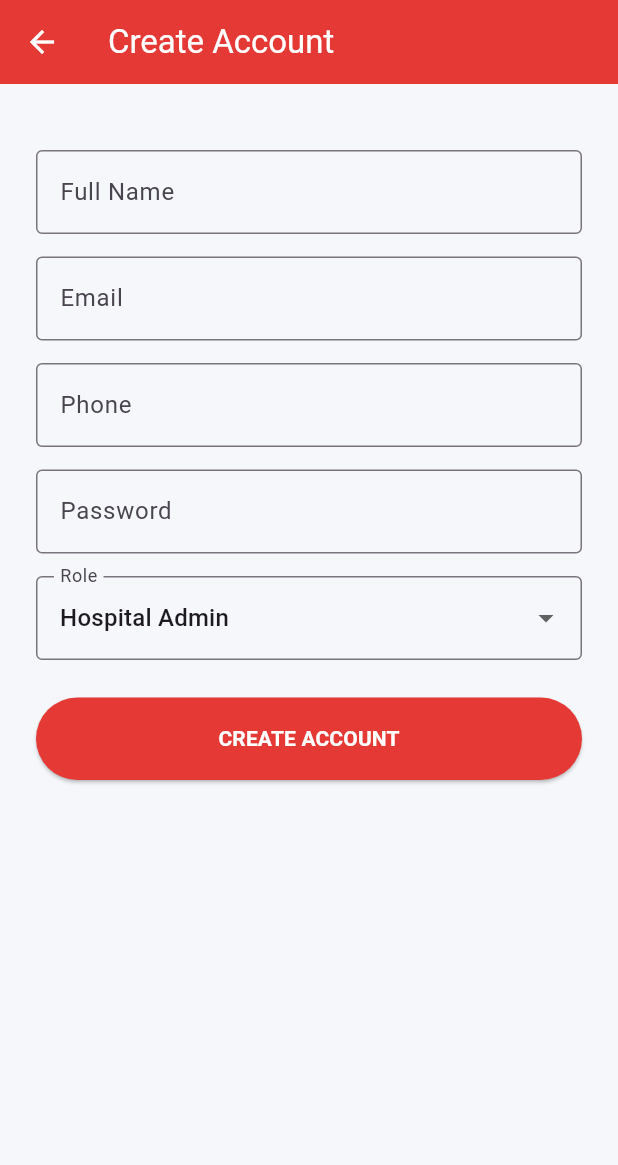
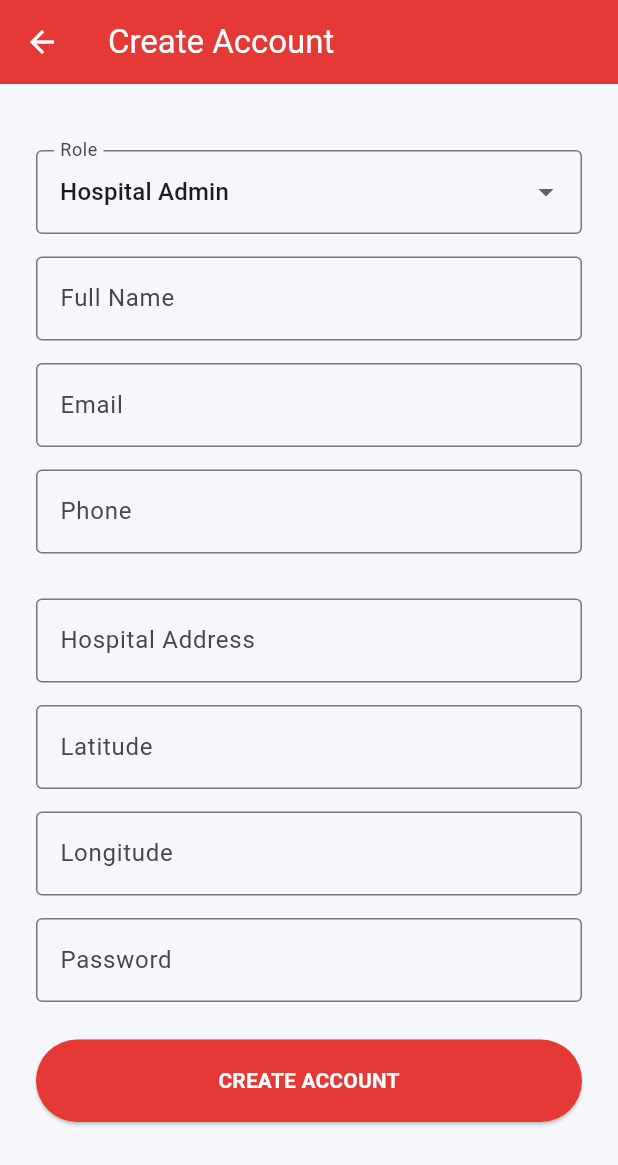
Before and after one commit to himanshu-1629/Green-corridor-CC-HLP-, a Flutter app: the RegisterScreen screen opened directly, on a phone screen of 412 x 824 dp. Shown: the top 1165 px of the screen. Run offline on Flutter 3.47's test engine with Material 3 defaults, Android fonts, the phone set to English and light mode, and no system bars; our stand-ins replace supabase_flutter; accounts and stored records are empty.

Commit message:
Added hospital geolocation support

```diff
--- a/lib/screens/auth_gate.dart
+++ b/lib/screens/auth_gate.dart
@@ -1,7 +1,6 @@
 import 'package:flutter/material.dart';
 import 'package:supabase_flutter/supabase_flutter.dart';
-import 'forgot_password_screen.dart';
-import 'login_screen.dart';
+
 import 'hospital_dashboard.dart';
 import 'driver_dashboard.dart';
 import 'super_admin_dashboard.dart';
--- a/lib/screens/register_screen.dart
+++ b/lib/screens/register_screen.dart
@@ -13,13 +13,44 @@ class _RegisterScreenState extends State<RegisterScreen> {
   final emailController = TextEditingController();
   final phoneController = TextEditingController();
   final passwordController = TextEditingController();
+final addressController = TextEditingController();
 
+final latitudeController = TextEditingController();
+
+final longitudeController = TextEditingController();
   String selectedRole = "Hospital Admin";
 
   bool isLoading = false;
 
   Future<void> registerUser() async {
     try {
+      if (selectedRole == "Hospital Admin") {
+  if (addressController.text.trim().isEmpty ||
+      latitudeController.text.trim().isEmpty ||
+      longitudeController.text.trim().isEmpty) {
+    ScaffoldMessenger.of(context).showSnackBar(
+      const SnackBar(
+        content: Text(
+          "Please enter hospital location details",
+        ),
+      ),
+    );
+    return;
+  }
+   if (double.tryParse(latitudeController.text.trim()) == null ||
+      double.tryParse(longitudeController.text.trim()) == null) {
+    ScaffoldMessenger.of(context).showSnackBar(
+      const SnackBar(
+        content: Text(
+          "Latitude and Longitude must be valid numbers",
+        ),
+      ),
+    );
+    return;
+  }
+}
+
+
       setState(() {
         isLoading = true;
       });
@@ -42,8 +73,19 @@ class _RegisterScreenState extends State<RegisterScreen> {
   'email': emailController.text.trim(),
   'phone': phoneController.text.trim(),
   'role': selectedRole,
+
+  'address': selectedRole == "Hospital Admin"
+      ? addressController.text.trim()
+      : null,
+
+  'latitude': selectedRole == "Hospital Admin"
+      ? double.tryParse(latitudeController.text.trim())
+      : null,
+
+  'longitude': selectedRole == "Hospital Admin"
+      ? double.tryParse(longitudeController.text.trim())
+      : null,
 });
-
       if (mounted) {
         ScaffoldMessenger.of(context).showSnackBar(
           const SnackBar(
@@ -83,6 +125,30 @@ class _RegisterScreenState extends State<RegisterScreen> {
         child: Column(
           children: [
             const SizedBox(height: 20),
+             DropdownButtonFormField(
+              value: selectedRole,
+              decoration: const InputDecoration(
+                labelText: "Role",
+                border: OutlineInputBorder(),
+              ),
+              items: const [
+                DropdownMenuItem(
+                  value: "Hospital Admin",
+                  child: Text("Hospital Admin"),
+                ),
+
+                DropdownMenuItem(
+                  value: "Citizen",
+                  child: Text("Citizen"),
+                ),
+              ],
+              onChanged: (value) {
+                setState(() {
+                  selectedRole = value!;
+                });
+              },
+            ),
+       const SizedBox(height: 15),
 
             TextField(
               controller: nameController,
@@ -111,7 +177,44 @@ class _RegisterScreenState extends State<RegisterScreen> {
                 border: OutlineInputBorder(),
               ),
             ),
+            const SizedBox(height: 15),
+if (selectedRole == "Hospital Admin") ...[
+  const SizedBox(height: 15),
 
+  TextField(
+    controller: addressController,
+    decoration: const InputDecoration(
+      labelText: "Hospital Address",
+      border: OutlineInputBorder(),
+    ),
+  ),
+
+  const SizedBox(height: 15),
+
+  TextField(
+    controller: latitudeController,
+    keyboardType: const TextInputType.numberWithOptions(
+  decimal: true,
+),
+    decoration: const InputDecoration(
+      labelText: "Latitude",
+      border: OutlineInputBorder(),
+    ),
+  ),
+
+  const SizedBox(height: 15),
+
+  TextField(
+    controller: longitudeController,
+    keyboardType: const TextInputType.numberWithOptions(
+  decimal: true,
+),
+    decoration: const InputDecoration(
+      labelText: "Longitude",
+      border: OutlineInputBorder(),
+    ),
+  ),
+],
             const SizedBox(height: 15),
 
             TextField(
@@ -123,31 +226,8 @@ class _RegisterScreenState extends State<RegisterScreen> {
               ),
             ),
 
-            const SizedBox(height: 15),
 
-            DropdownButtonFormField(
-              value: selectedRole,
-              decoration: const InputDecoration(
-                labelText: "Role",
-                border: OutlineInputBorder(),
-              ),
-              items: const [
-                DropdownMenuItem(
-                  value: "Hospital Admin",
-                  child: Text("Hospital Admin"),
-                ),
 
-                DropdownMenuItem(
-                  value: "Citizen",
-                  child: Text("Citizen"),
-                ),
-              ],
-              onChanged: (value) {
-                setState(() {
-                  selectedRole = value!;
-                });
-              },
-            ),
 
             const SizedBox(height: 25),
 
```
Lines whose indentation alone changed are shown as unchanged.
